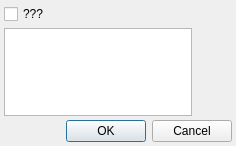
Above: Code/Common/Gui/mvdImportImagesDialog.ui from orfeotoolbox/OTB before the change. Below: the same form after it.
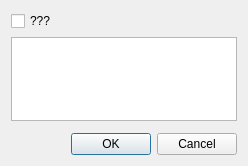
That is the form after the change. Custom widgets are drawn as their Qt base class.

Commit message: ENH: Changed ImportImagesDialog widget layout.

The edit to the form file:
```diff
--- a/Code/Common/Gui/mvdImportImagesDialog.ui
+++ b/Code/Common/Gui/mvdImportImagesDialog.ui
@@ -6,8 +6,8 @@
    <rect>
     <x>0</x>
     <y>0</y>
-    <width>236</width>
-    <height>146</height>
+    <width>248</width>
+    <height>166</height>
    </rect>
   </property>
   <property name="windowTitle">
@@ -17,12 +17,6 @@
    <locale language="C" country="AnyCountry"/>
   </property>
   <layout class="QGridLayout" name="gridLayout">
-   <property name="margin">
-    <number>4</number>
-   </property>
-   <property name="spacing">
-    <number>4</number>
-   </property>
    <item row="0" column="0">
     <widget class="QCheckBox" name="applyAllCheckBox">
      <property name="text">
@@ -31,12 +25,13 @@
     </widget>
    </item>
    <item row="1" column="0" colspan="2">
-    <widget class="QListView" name="filenamesListView"/>
+    <widget class="QListView" name="filenamesListView">
+     <property name="alternatingRowColors">
+      <bool>true</bool>
+     </property>
+    </widget>
    </item>
-   <item row="1" column="2">
-    <widget class="mvd::MultiResolutionPyramidWidget" name="pyramidWidget" native="true"/>
-   </item>
-   <item row="2" column="1" colspan="2">
+   <item row="3" column="1">
     <widget class="QDialogButtonBox" name="buttonBox">
      <property name="orientation">
       <enum>Qt::Horizontal</enum>
@@ -46,6 +41,9 @@
      </property>
     </widget>
    </item>
+   <item row="2" column="0" colspan="2">
+    <widget class="mvd::MultiResolutionPyramidWidget" name="pyramidWidget" native="true"/>
+   </item>
   </layout>
  </widget>
  <customwidgets>
```
